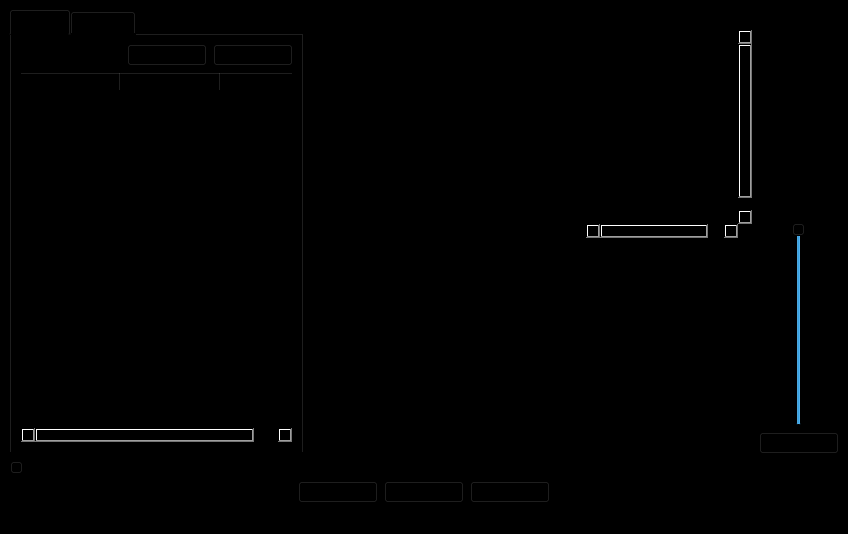
This is OdtwarzaczPlikowAudio/mainwindow.ui in leonpawlowski/ProgramowanieObiektoweProjekt as Qt 5 draws it before an edit. The edited form follows.
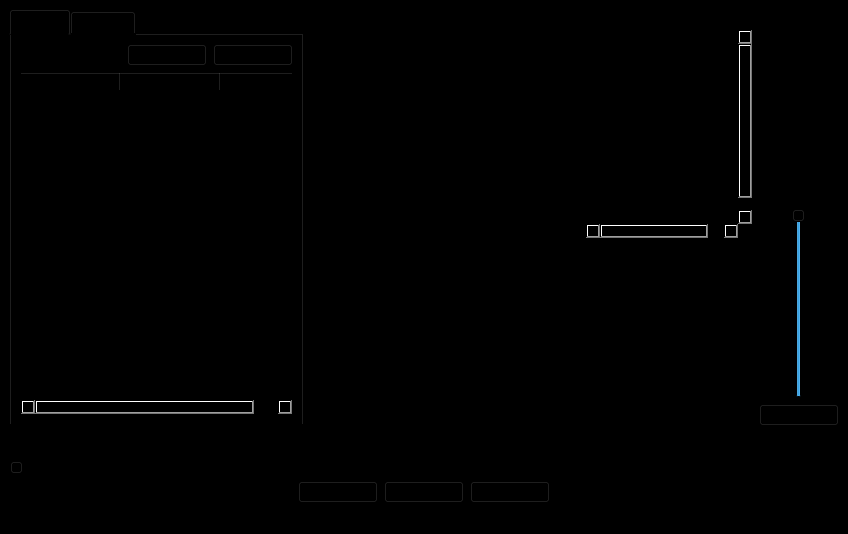
This is the edited form.

Diff of the .ui file:
```diff
--- a/OdtwarzaczPlikowAudio/mainwindow.ui
+++ b/OdtwarzaczPlikowAudio/mainwindow.ui
@@ -90,7 +90,7 @@
             </property>
             <column>
              <property name="text">
-              <string>Path</string>
+              <string>Name</string>
              </property>
             </column>
             <column>
@@ -100,7 +100,7 @@
             </column>
             <column>
              <property name="text">
-              <string>Length</string>
+              <string>Path</string>
              </property>
             </column>
            </widget>
@@ -219,36 +219,6 @@
           </widget>
          </widget>
         </item>
-        <item>
-         <layout class="QHBoxLayout" name="horizontalLayout_4">
-          <item>
-           <widget class="QLabel" name="label_5">
-            <property name="sizePolicy">
-             <sizepolicy hsizetype="Minimum" vsizetype="Fixed">
-              <horstretch>0</horstretch>
-              <verstretch>0</verstretch>
-             </sizepolicy>
-            </property>
-            <property name="text">
-             <string>Now Playing:</string>
-            </property>
-           </widget>
-          </item>
-          <item>
-           <widget class="QLineEdit" name="lineEdit_2">
-            <property name="sizePolicy">
-             <sizepolicy hsizetype="Expanding" vsizetype="Fixed">
-              <horstretch>0</horstretch>
-              <verstretch>0</verstretch>
-             </sizepolicy>
-            </property>
-            <property name="readOnly">
-             <bool>true</bool>
-            </property>
-           </widget>
-          </item>
-         </layout>
-        </item>
        </layout>
       </item>
       <item>
@@ -557,7 +527,7 @@
             <rect>
              <x>0</x>
              <y>0</y>
-             <width>157</width>
+             <width>147</width>
              <height>124</height>
             </rect>
            </property>
@@ -678,7 +648,37 @@
      </layout>
     </item>
     <item>
-     <widget class="QSlider" name="fileProgressBarHorizontalSlider">
+     <layout class="QHBoxLayout" name="horizontalLayout_4">
+      <item>
+       <widget class="QLabel" name="currentPlayingFileLabel">
+        <property name="sizePolicy">
+         <sizepolicy hsizetype="Fixed" vsizetype="Fixed">
+          <horstretch>0</horstretch>
+          <verstretch>0</verstretch>
+         </sizepolicy>
+        </property>
+        <property name="text">
+         <string>Now Playing:</string>
+        </property>
+       </widget>
+      </item>
+      <item>
+       <widget class="QLineEdit" name="currentPlayingFileLineEdit">
+        <property name="sizePolicy">
+         <sizepolicy hsizetype="Expanding" vsizetype="Fixed">
+          <horstretch>0</horstretch>
+          <verstretch>0</verstretch>
+         </sizepolicy>
+        </property>
+        <property name="readOnly">
+         <bool>true</bool>
+        </property>
+       </widget>
+      </item>
+     </layout>
+    </item>
+    <item>
+     <widget class="QSlider" name="audioProgressBarHorizontalSlider">
       <property name="sizePolicy">
        <sizepolicy hsizetype="Expanding" vsizetype="Minimum">
         <horstretch>0</horstretch>
```
Left out of the diff: 11 changed lines with no effect on the pictures.
